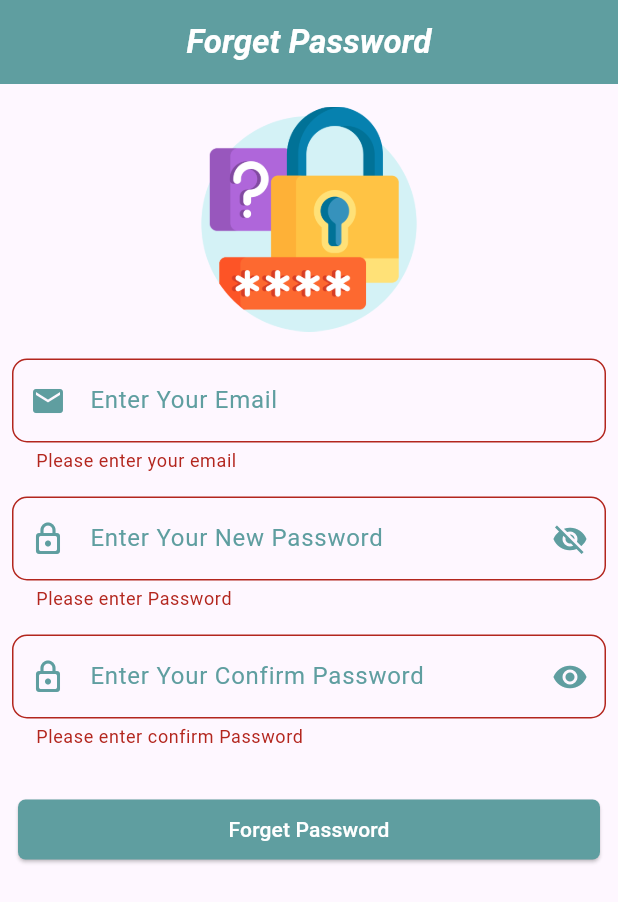
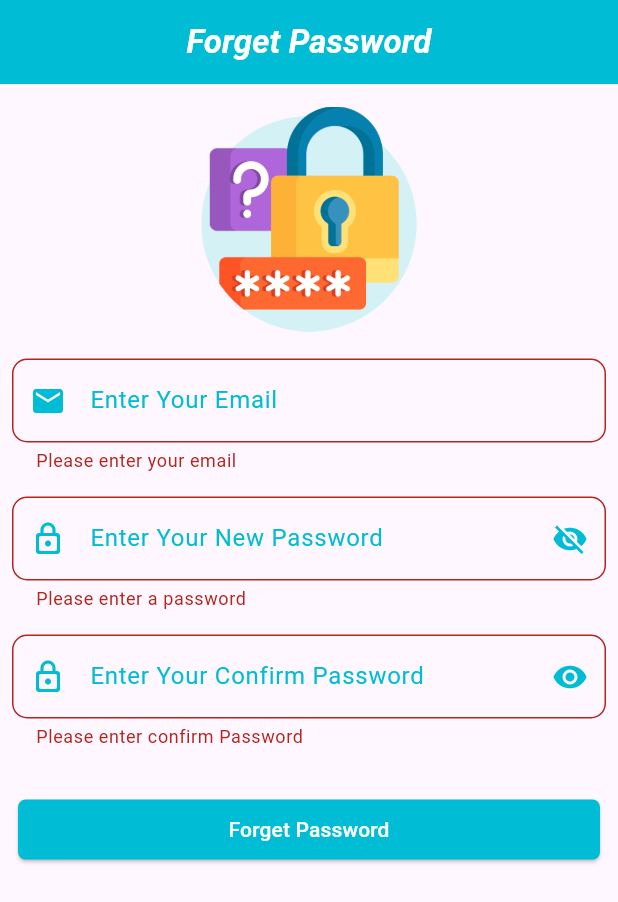
Before and after one commit to DhruvPrajapati21/InvestIQUser, a Flutter app: the Forgetpassword screen opened directly, after a tap on "Forget Password", on a phone screen of 412 x 824 dp. Shown: the top 902 px of the screen. Run offline on Flutter 3.47's test engine with Material 3 defaults, Android fonts, the phone set to English and light mode, and no system bars; our stand-ins replace cloud_firestore, firebase_auth, firebase_core, fluttertoast, font_awesome_flutter, shared_preferences; accounts and stored records are empty.

Commit message:
first commit

```diff
--- a/lib/AuthView/Forgetpassword.dart
+++ b/lib/AuthView/Forgetpassword.dart
@@ -12,13 +12,22 @@ class Forgetpassword extends StatefulWidget {
 class _ForgetpasswordState extends State<Forgetpassword> {
   bool passwordVisible = false;
   bool con_passwordVisible = true;
-  var password = false, con_password = true;
+  var password = false,
+      con_password = true;
   bool isLoading = false;
   final GlobalKey<FormState> _formKey = GlobalKey<FormState>();
   final TextEditingController _emailController = TextEditingController();
   final TextEditingController _newPasswordController = TextEditingController();
   final TextEditingController _confirmPasswordController =
-      TextEditingController();
+  TextEditingController();
+  @override
+  void initState() {
+    super.initState();
+    // Clear text controllers when the screen is initialized
+    _emailController.clear();
+    _newPasswordController.clear();
+    _confirmPasswordController.clear();
+  }
 
   void resetPassword() async {
     String email = _emailController.text.trim();
@@ -57,7 +66,13 @@ class _ForgetpasswordState extends State<Forgetpassword> {
         // Update password in Firebase Authentication
         await FirebaseAuth.instance.currentUser?.updatePassword(newPassword);
 
+        // Clear text fields
+        _emailController.clear();
+        _newPasswordController.clear();
+        _confirmPasswordController.clear();
+
         // Show success message for password update
+        Navigator.push(context, MaterialPageRoute(builder: (context)=>Login()));
         ScaffoldMessenger.of(context).showSnackBar(
           SnackBar(
             content: Text("Password updated successfully!"),
@@ -81,12 +96,32 @@ class _ForgetpasswordState extends State<Forgetpassword> {
       print("Error: $e");
     }
   }
+  bool _isStrongPassword(String value) {
+    // Check if the password contains '@'
+    if (!value.contains('@')) {
+      return false;
+    }
+
+    // Check if the password contains at least one uppercase letter
+    if (value.toUpperCase() == value) {
+      return false;
+    }
+
+    // Check if the password contains at least one lowercase letter
+    if (value.toLowerCase() == value) {
+      return false;
+    }
+
+    return true;
+  }
+
+
 
   @override
   Widget build(BuildContext context) {
     return Scaffold(
       appBar: AppBar(
-        backgroundColor: Color(hexColor('#5F9EA0')),
+        backgroundColor: Colors.cyan,
         title: Text(
           "Forget Password",
           style: TextStyle(
@@ -123,7 +158,7 @@ class _ForgetpasswordState extends State<Forgetpassword> {
                           return "Please enter your email";
                         } else if (!value.contains("@") ||
                             !value.contains(".com") ||
-                        !value.contains("gmail")) {
+                            !value.contains("gmail")) {
                           return "Please enter valid email";
                         }
                         return null;
@@ -131,9 +166,9 @@ class _ForgetpasswordState extends State<Forgetpassword> {
                       decoration: InputDecoration(
                         labelText: "Enter Your Email",
                         labelStyle:
-                            TextStyle(color: Color(hexColor('#5F9EA0'))),
+                        TextStyle(color: Colors.cyan),
                         prefixIcon: Icon(Icons.email),
-                        prefixIconColor: Color(hexColor('#5F9EA0')),
+                        prefixIconColor: Colors.cyan,
                         border: OutlineInputBorder(
                           borderRadius: BorderRadius.circular(10),
                         ),
@@ -145,22 +180,25 @@ class _ForgetpasswordState extends State<Forgetpassword> {
                     child: TextFormField(
                       controller: _newPasswordController,
                       validator: (value) {
-                        if (value == null || value.isEmpty) {
-                          return "Please enter Password";
+                        if (value == null || value.trim().isEmpty) {
+                          return "Please enter a password";
+                        } else if (value.length < 8) {
+                          return "Password must be at least 8 characters long";
+                        } else if (!RegExp(r'^(?=.*?[a-z])(?=.*?[A-Z])(?=.*?[0-9])(?=.*?[!@#$%^&*()_+={};:<>|./?,-]).{8,}$').hasMatch(value)) {
+                          return "Password must contain at least one uppercase letter, one lowercase letter, one number, and one special character";
                         }
                         return null;
                       },
                       obscureText: !passwordVisible,
                       decoration: InputDecoration(
                         labelText: "Enter Your New Password",
-                        labelStyle:
-                            TextStyle(color: Color(hexColor('#5F9EA0'))),
+                        labelStyle: TextStyle(color: Colors.cyan),
                         border: OutlineInputBorder(
                           borderRadius: BorderRadius.circular(10),
                         ),
                         prefixIcon: const Icon(Icons.lock_outline_rounded),
-                        prefixIconColor: Color(hexColor('#5F9EA0')),
-                        suffixIconColor: Color(hexColor('#5F9EA0')),
+                        prefixIconColor: Colors.cyan,
+                        suffixIconColor: Colors.cyan,
                         suffixIcon: IconButton(
                           onPressed: () {
                             setState(() {
@@ -190,13 +228,13 @@ class _ForgetpasswordState extends State<Forgetpassword> {
                       decoration: InputDecoration(
                         labelText: "Enter Your Confirm Password",
                         labelStyle:
-                            TextStyle(color: Color(hexColor('#5F9EA0'))),
+                        TextStyle(color: Colors.cyan),
                         border: OutlineInputBorder(
                           borderRadius: BorderRadius.circular(10),
                         ),
                         prefixIcon: const Icon(Icons.lock_outline_rounded),
-                        prefixIconColor: Color(hexColor('#5F9EA0')),
-                        suffixIconColor: Color(hexColor('#5F9EA0')),
+                        prefixIconColor: Colors.cyan,
+                        suffixIconColor: Colors.cyan,
                         suffixIcon: IconButton(
                           onPressed: () {
                             setState(() {
@@ -233,7 +271,7 @@ class _ForgetpasswordState extends State<Forgetpassword> {
                           }
                         },
                         style: ElevatedButton.styleFrom(
-                          backgroundColor: Color(hexColor('#5F9EA0')),
+                          backgroundColor: Colors.cyan,
                           foregroundColor: Colors.white,
                           shape: RoundedRectangleBorder(
                             borderRadius: BorderRadius.circular(5.0),
@@ -251,10 +289,4 @@ class _ForgetpasswordState extends State<Forgetpassword> {
       ),
     );
   }
-  int hexColor(String color) {
-    String newColor = '0xff' + color;
-    newColor = newColor.replaceAll('#', '');
-    int finalcolor = int.parse(newColor);
-    return finalcolor;
-  }
 }
```
Also changed, not shown: lib/AuthView/Signup.dart (+6 -2 lines).
